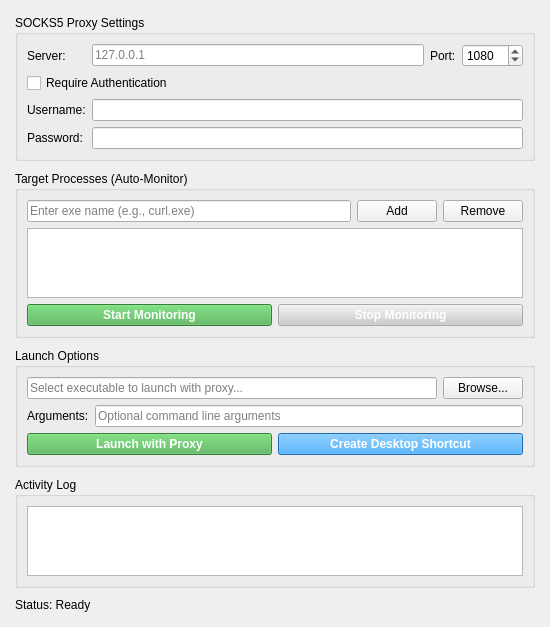
Qt form launcher/MainWindow.ui (4111y80y/OpenProxifier) before a commit.
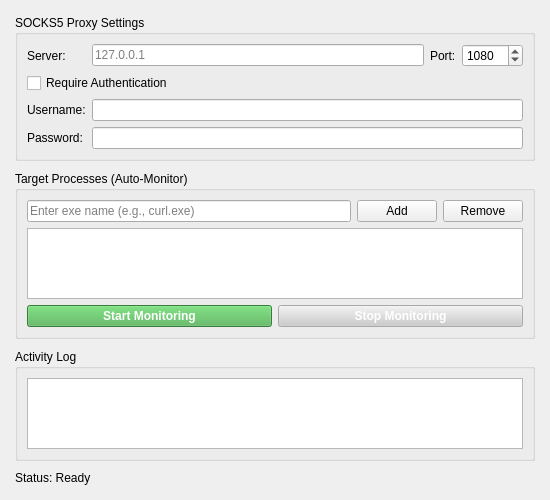
The same form after that commit.

Commit message:
Remove Launch Options, add Antigravity test program
- Remove Launch Options group from MainWindow (monitoring mode only)
- Auto-add Antigravity.exe as default monitoring target on startup
- Create Antigravity.exe test program with IP detection
  - Uses httpbin.org/ip to check current IP address
  - Shows whether proxy is working by displaying VPN/proxy IP
- Update CMakeLists.txt to build Antigravity

Diff of the .ui file:
```diff
--- a/launcher/MainWindow.ui
+++ b/launcher/MainWindow.ui
@@ -180,91 +180,6 @@
       </layout>
      </widget>
     </item>
-    <item>
-     <widget class="QGroupBox" name="launchGroup">
-      <property name="title">
-       <string>Launch Options</string>
-      </property>
-      <layout class="QVBoxLayout" name="launchLayout">
-       <item>
-        <layout class="QHBoxLayout" name="exePathLayout">
-         <item>
-          <widget class="QLineEdit" name="exePathEdit">
-           <property name="placeholderText">
-            <string>Select executable to launch with proxy...</string>
-           </property>
-          </widget>
-         </item>
-         <item>
-          <widget class="QPushButton" name="browseButton">
-           <property name="text">
-            <string>Browse...</string>
-           </property>
-          </widget>
-         </item>
-        </layout>
-       </item>
-       <item>
-        <layout class="QHBoxLayout" name="argsLayout">
-         <item>
-          <widget class="QLabel" name="argsLabel">
-           <property name="text">
-            <string>Arguments:</string>
-           </property>
-          </widget>
-         </item>
-         <item>
-          <widget class="QLineEdit" name="argsEdit">
-           <property name="placeholderText">
-            <string>Optional command line arguments</string>
-           </property>
-          </widget>
-         </item>
-        </layout>
-       </item>
-       <item>
-        <layout class="QHBoxLayout" name="actionLayout">
-         <item>
-          <widget class="QPushButton" name="launchButton">
-           <property name="text">
-            <string>Launch with Proxy</string>
-           </property>
-           <property name="minimumHeight">
-            <number>40</number>
-           </property>
-           <property name="toolTip">
-            <string>Launch the selected program through SOCKS5 proxy</string>
-           </property>
-           <property name="styleSheet">
-            <string>QPushButton { background-color: #4CAF50; color: white; font-weight: bold; }
-QPushButton:hover { background-color: #45a049; }
-QPushButton:disabled { background-color: #cccccc; }</string>
-           </property>
-          </widget>
-         </item>
-         <item>
-          <widget class="QPushButton" name="createShortcutButton">
-           <property name="text">
-            <string>Create Desktop Shortcut</string>
-           </property>
-           <property name="minimumHeight">
-            <number>40</number>
-           </property>
-           <property name="toolTip">
-            <string>Create a desktop shortcut that launches this program through proxy</string>
-           </property>
-           <property name="styleSheet">
-            <string>QPushButton { background-color: #2196F3; color: white; font-weight: bold; }
-QPushButton:hover { background-color: #1976D2; }
-QPushButton:disabled { background-color: #cccccc; }</string>
-           </property>
-          </widget>
-         </item>
-        </layout>
-       </item>
-      </layout>
-     </widget>
-    </item>
     <item>
      <widget class="QGroupBox" name="logGroup">
       <property name="title">
```
The commit also changes 7 other files.
